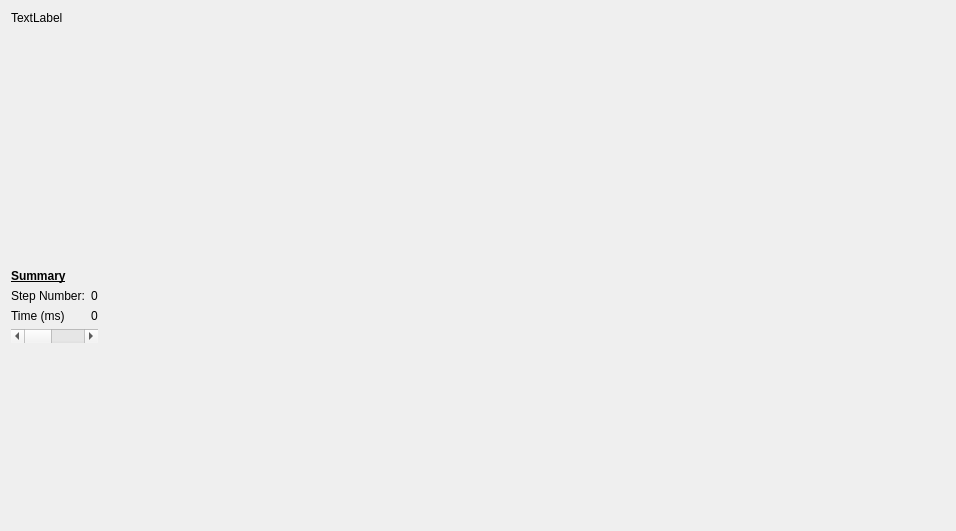
Qt form applications/sofa/gui/qt/WindowProfiler.ui (sofa-framework/sofa) before a commit.
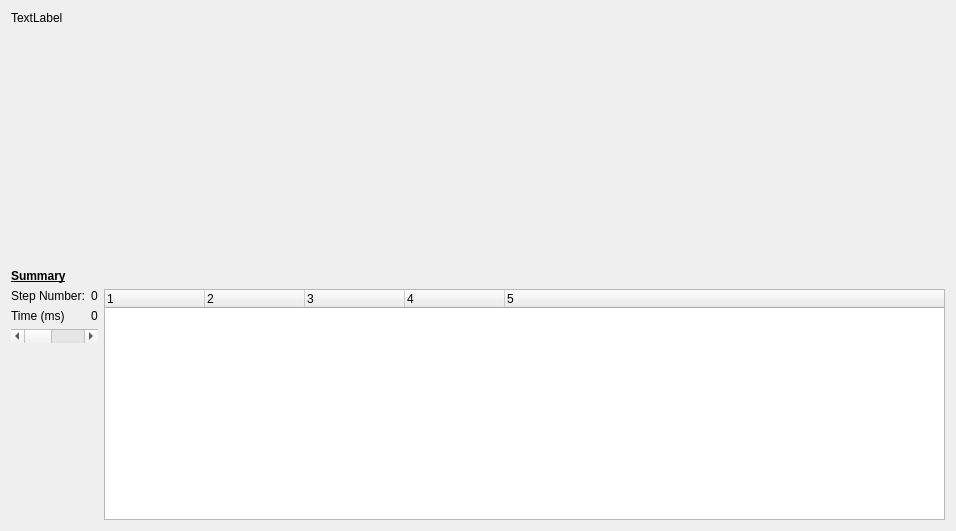
The same form after that commit.

Commit message: [sofaQtGui] Add qTreeWidget to display steps with time and percentage

Patch:
```diff
--- a/applications/sofa/gui/qt/WindowProfiler.ui
+++ b/applications/sofa/gui/qt/WindowProfiler.ui
@@ -154,6 +154,38 @@
            </property>
           </spacer>
          </item>
+         <item>
+          <widget class="QTreeWidget" name="tree_steps">
+           <property name="columnCount">
+            <number>5</number>
+           </property>
+           <column>
+            <property name="text">
+             <string notr="true">1</string>
+            </property>
+           </column>
+           <column>
+            <property name="text">
+             <string notr="true">2</string>
+            </property>
+           </column>
+           <column>
+            <property name="text">
+             <string notr="true">3</string>
+            </property>
+           </column>
+           <column>
+            <property name="text">
+             <string notr="true">4</string>
+            </property>
+           </column>
+           <column>
+            <property name="text">
+             <string notr="true">5</string>
+            </property>
+           </column>
+          </widget>
+         </item>
         </layout>
        </item>
       </layout>
```
The commit also changes 2 other files.
